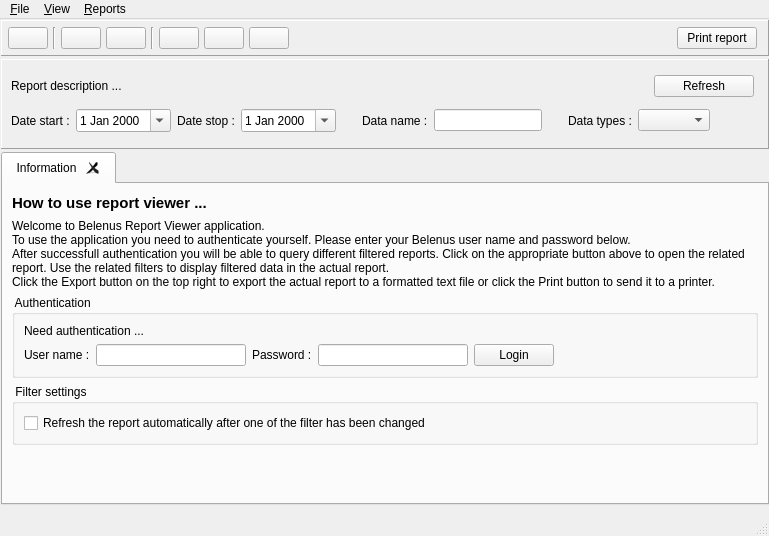
This is viewer/wndmain.ui in tbikfalvi/Belenus as Qt 5 draws it before an edit. The edited form follows.
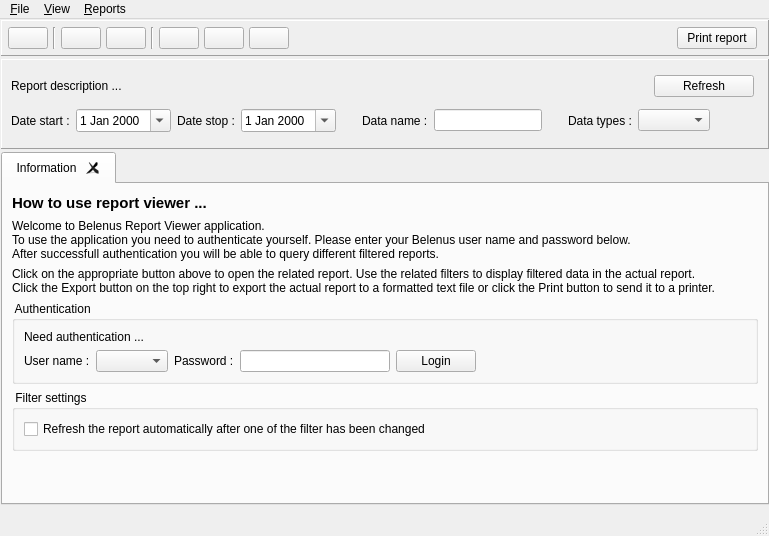
This is the edited form.

Diff of the .ui file:
```diff
--- a/viewer/wndmain.ui
+++ b/viewer/wndmain.ui
@@ -427,16 +427,20 @@
         <item>
          <widget class="QLabel" name="lblInformation1">
           <property name="text">
-           <string>Welcome to Belenus Report Viewer application.
-To use the application you need to authenticate yourself. Please enter your Belenus user name and password below.
-After successfull authentication you will be able to query different filtered reports. Click on the appropriate button above to open the related report. Use the related filters to display filtered data in the actual report.
-Click the Export button on the top right to export the actual report to a formatted text file or click the Print button to send it to a printer.</string>
+           <string>&lt;html&gt;&lt;head/&gt;&lt;body&gt;&lt;p&gt;Welcome to Belenus Report Viewer application.&lt;br/&gt;To use the application you need to authenticate yourself. Please enter your Belenus user name and password below.&lt;br/&gt;After successfull authentication you will be able to query different filtered reports.&lt;/p&gt;&lt;/body&gt;&lt;/html&gt;</string>
           </property>
           <property name="wordWrap">
            <bool>true</bool>
           </property>
          </widget>
         </item>
+        <item>
+         <widget class="QLabel" name="lblInformation2">
+          <property name="text">
+           <string>&lt;html&gt;&lt;head/&gt;&lt;body&gt;&lt;p&gt;Click on the appropriate button above to open the related report. Use the related filters to display filtered data in the actual report.&lt;br/&gt;Click the Export button on the top right to export the actual report to a formatted text file or click the Print button to send it to a printer.&lt;/p&gt;&lt;/body&gt;&lt;/html&gt;</string>
+          </property>
+         </widget>
+        </item>
         <item>
          <widget class="QGroupBox" name="gbAuthentication">
           <property name="title">
@@ -460,14 +464,7 @@
               </widget>
              </item>
              <item>
-              <widget class="QLineEdit" name="ledUserName">
-               <property name="maximumSize">
-                <size>
-                 <width>150</width>
-                 <height>16777215</height>
-                </size>
-               </property>
-              </widget>
+              <widget class="QComboBox" name="cmbName"/>
              </item>
              <item>
               <widget class="QLabel" name="lblPassword">
```
